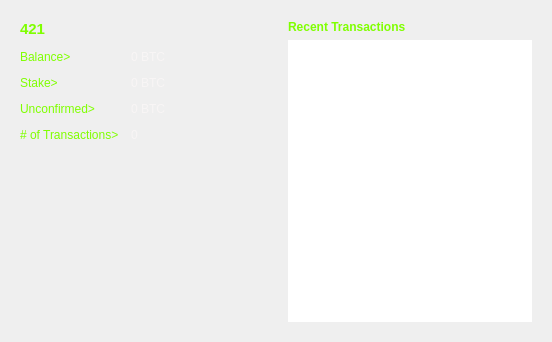
The window that src/qt/forms/overviewpage.ui (DaGoOfMaN/421) describes before a commit, drawn with Qt 5.
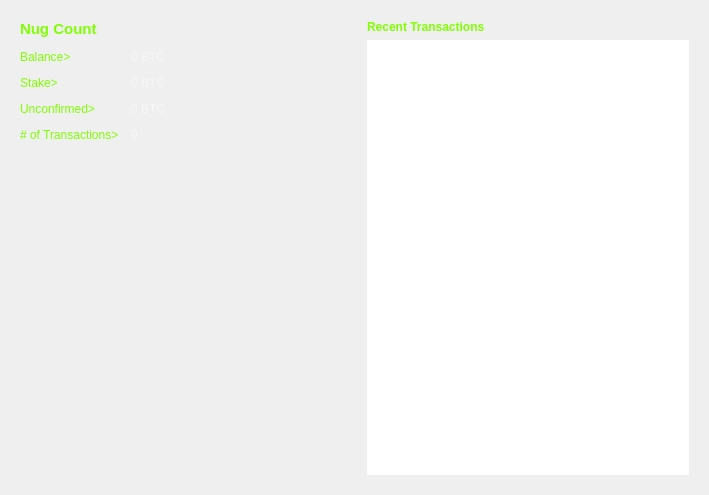
The same window after the commit. Icons and pictures are not drawn.

The edit to the form file:
```diff
--- a/src/qt/forms/overviewpage.ui
+++ b/src/qt/forms/overviewpage.ui
@@ -6,8 +6,8 @@
    <rect>
     <x>0</x>
     <y>0</y>
-    <width>552</width>
-    <height>342</height>
+    <width>709</width>
+    <height>495</height>
    </rect>
   </property>
   <property name="windowTitle">
@@ -103,14 +103,14 @@
            </font>
           </property>
           <property name="text">
-           <string>&lt;body&gt;&lt;p style=&quot;color:#7fff00&quot;;&gt;421&lt;/p&gt;&lt;/body&gt;</string>
+           <string>&lt;body&gt;&lt;p style=&quot;color:#7fff00&quot;;&gt;Nug Count&lt;/p&gt;&lt;/body&gt;</string>
           </property>
          </widget>
         </item>
        </layout>
       </widget>
      </item>
-     <item alignment="Qt::AlignHCenter|Qt::AlignBottom">
+     <item>
       <widget class="QLabel" name="label_7">
        <property name="text">
         <string/>
```
